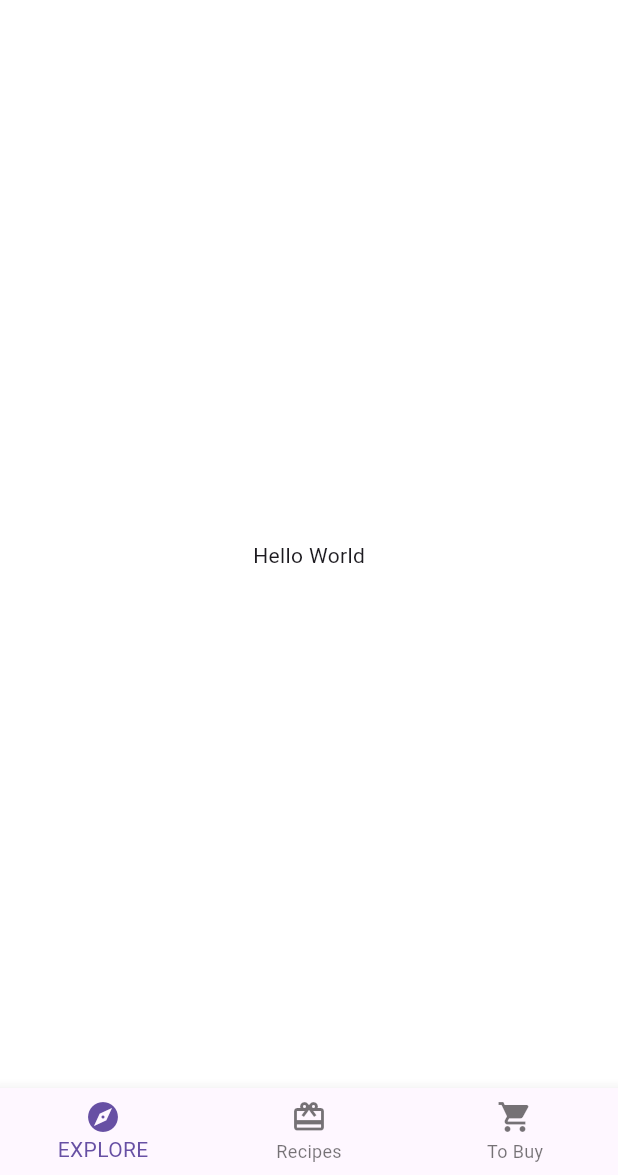
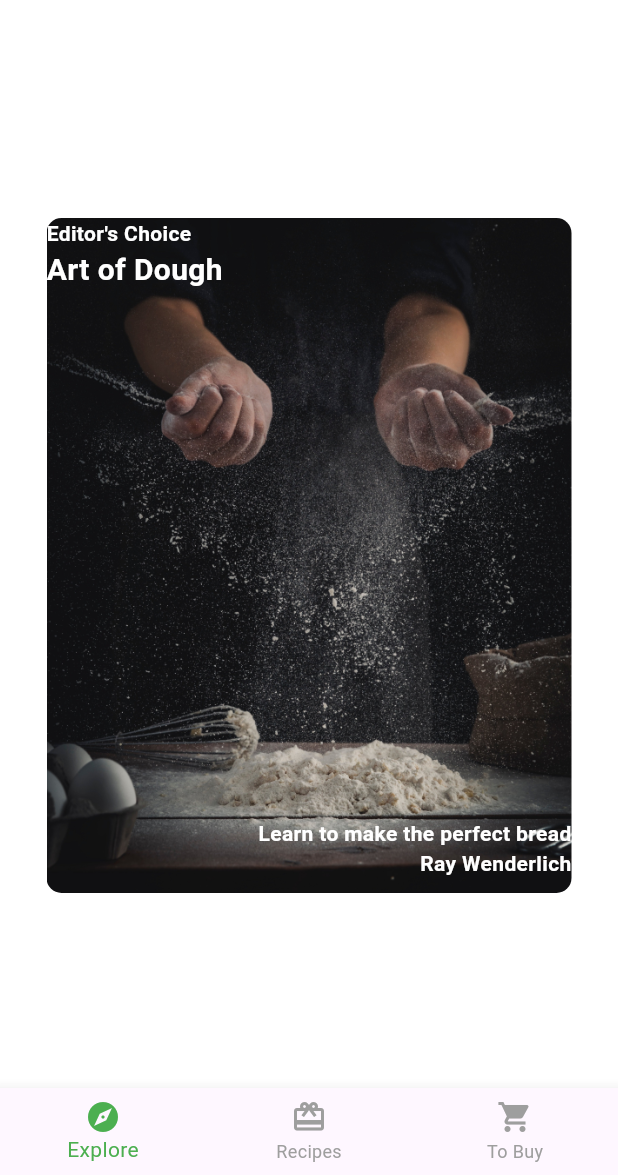
Before and after one commit to rafael12peralta/mobile-development, a Flutter app: the screen it shows after launch, on a phone screen of 412 x 824 dp, the part 61-1236 px from its top. Run offline on Flutter 3.47's test engine with Material 3 defaults, Android fonts, the phone set to English and light mode, and no system bars.

Commit message:
progress on bottomNavigationBar, screens and cards

```diff
--- /dev/null
+++ b/social_food_app/lib/components/card1.dart
@@ -0,0 +1,59 @@
+import 'package:flutter/material.dart';
+import 'package:social_food_app/food_theme.dart';
+
+class Card1 extends StatelessWidget {
+  Card1({super.key});
+
+  final String category = 'Editor\'s Choice';
+  final String title = 'Art of Dough';
+  final String description = 'Learn to make the perfect bread';
+  final String chef = 'Ray Wenderlich';
+
+  @override
+  Widget build(BuildContext context) {
+    return Center(
+      child: Container(
+        constraints: BoxConstraints.expand(
+          width: 350,
+          height: 450,
+        ),
+        decoration: BoxDecoration(
+            image: DecorationImage(
+              image: AssetImage('assets/magazine_pics/mag1.png'),
+              fit: BoxFit.cover,
+            ),
+            borderRadius: BorderRadius.circular(10)),
+        child: Stack(
+          children: [
+            Text(
+              category,
+              style: FoodTheme.darkTextTheme.bodyLarge,
+            ),
+            Positioned(
+                top: 20,
+                child: Text(
+                  title,
+                  style: FoodTheme.darkTextTheme.titleLarge,
+                )),
+            Positioned(
+              bottom: 30,
+              right: 0,
+              child: Text(
+                description,
+                style: FoodTheme.darkTextTheme.bodyLarge,
+              ),
+            ),
+            Positioned(
+              bottom: 10,
+              right: 0,
+              child: Text(
+                chef,
+                style: FoodTheme.darkTextTheme.bodyLarge,
+              ),
+            ),
+          ],
+        ),
+      ),
+    );
+  }
+}
--- a/social_food_app/lib/home.dart
+++ b/social_food_app/lib/home.dart
@@ -1,4 +1,7 @@
 import 'package:flutter/material.dart';
+import 'package:social_food_app/screens/explore_screen.dart';
+import 'package:social_food_app/screens/recipes_screen.dart';
+import 'package:social_food_app/screens/tobuy_screen.dart';
 
 import 'components/theme_button.dart';
 
@@ -13,6 +16,19 @@ class Home extends StatefulWidget {
 }
 
 class _HomeState extends State<Home> {
+  int currentScreen = 0;
+  List<Widget> screens = [
+    ExploreScreen(),
+    RecipesScreen(),
+    TobuyScreen(),
+  ];
+
+  void changeScreen(int index){
+    setState(() {
+      currentScreen = index;
+    });
+  }
+
   @override
   Widget build(BuildContext context) {
     return Scaffold(
@@ -27,10 +43,16 @@ class _HomeState extends State<Home> {
         ],
       ),
       bottomNavigationBar: BottomNavigationBar(
+        selectedItemColor: Colors.green,
+        unselectedItemColor: Colors.grey,
+        currentIndex: currentScreen,
+          onTap: (value) {
+            changeScreen(value);
+          },
           items: [
             BottomNavigationBarItem(
                 icon: Icon(Icons.explore),
-                label: 'EXPLORE'),
+                label: 'Explore'),
             BottomNavigationBarItem(
                 icon: Icon(Icons.card_giftcard),
                 label: 'Recipes'),
@@ -38,11 +60,7 @@ class _HomeState extends State<Home> {
                 icon: Icon(Icons.shopping_cart),
                 label: 'To Buy'),
           ]),
-      body: Center(
-        child: Container(
-          child: Text('Hello World'),
-        ),
-      ),
+      body: screens[currentScreen],
     );
   }
 }
--- /dev/null
+++ b/social_food_app/lib/screens/explore_screen.dart
@@ -0,0 +1,11 @@
+import 'package:flutter/material.dart';
+import 'package:social_food_app/components/card1.dart';
+
+class ExploreScreen extends StatelessWidget {
+  const ExploreScreen({super.key});
+
+  @override
+  Widget build(BuildContext context) {
+    return Card1();
+  }
+}
```
Also changed, not shown: social_food_app/lib/components/author_card.dart (added, +69 -0 lines), social_food_app/lib/components/card2.dart (added, +56 -0 lines), social_food_app/lib/components/circle_image.dart (added, +23 -0 lines), social_food_app/lib/screens/recipes_screen.dart (added, +11 -0 lines), social_food_app/lib/screens/tobuy_screen.dart (added, +12 -0 lines).
